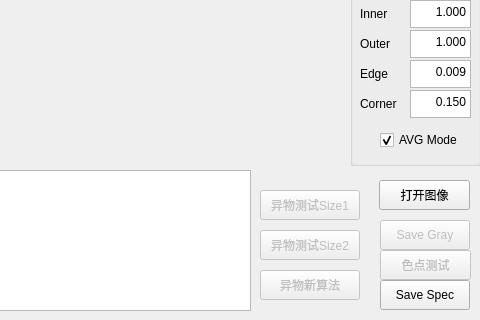
Before: the Qt Designer form BlemishV04/BlemishV04.ui in ybb0001/BlemishV04, drawn with Qt 5; both pictures show x 480 to 960 and y 450 to 770 of the 960 by 770 pixel window.
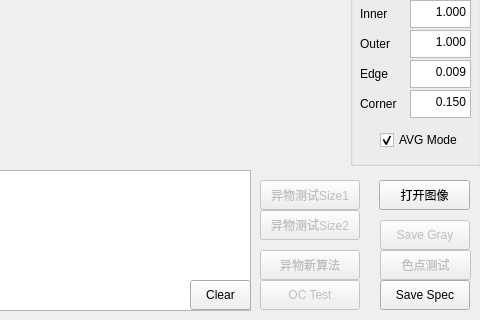
After: the same form once the commit is applied.

```diff
--- a/BlemishV04/BlemishV04.ui
+++ b/BlemishV04/BlemishV04.ui
@@ -55,7 +55,7 @@
    <property name="geometry">
     <rect>
      <x>740</x>
-     <y>640</y>
+     <y>630</y>
      <width>100</width>
      <height>30</height>
     </rect>
@@ -810,9 +810,6 @@
      <bool>true</bool>
     </property>
    </widget>
-   <zorder>Size1_A_Spec</zorder>
-   <zorder>blemishMode</zorder>
-   <zorder>Size1_Height</zorder>
   </widget>
   <widget class="QLabel" name="label_17">
    <property name="geometry">
@@ -1145,7 +1142,7 @@
    <property name="geometry">
     <rect>
      <x>740</x>
-     <y>680</y>
+     <y>660</y>
      <width>100</width>
      <height>30</height>
     </rect>
@@ -1161,7 +1158,7 @@
    <property name="geometry">
     <rect>
      <x>740</x>
-     <y>720</y>
+     <y>700</y>
      <width>100</width>
      <height>30</height>
     </rect>
@@ -1180,6 +1177,38 @@
     </rect>
    </property>
   </widget>
+  <widget class="QPushButton" name="pushButton_OC">
+   <property name="enabled">
+    <bool>false</bool>
+   </property>
+   <property name="geometry">
+    <rect>
+     <x>740</x>
+     <y>730</y>
+     <width>100</width>
+     <height>30</height>
+    </rect>
+   </property>
+   <property name="text">
+    <string>OC Test</string>
+   </property>
+  </widget>
+  <widget class="QPushButton" name="pushButton_clear">
+   <property name="enabled">
+    <bool>true</bool>
+   </property>
+   <property name="geometry">
+    <rect>
+     <x>670</x>
+     <y>730</y>
+     <width>61</width>
+     <height>30</height>
+    </rect>
+   </property>
+   <property name="text">
+    <string>Clear</string>
+   </property>
+  </widget>
   <zorder>groupBox</zorder>
   <zorder>groupBox_2</zorder>
   <zorder>pushButton_open_image</zorder>
@@ -1241,6 +1270,8 @@
   <zorder>BlemishCheck2</zorder>
   <zorder>pushButton_BlemishCheckNew</zorder>
   <zorder>log</zorder>
+  <zorder>pushButton_OC</zorder>
+  <zorder>pushButton_clear</zorder>
  </widget>
  <layoutdefault spacing="6" margin="11"/>
  <resources/>
```
